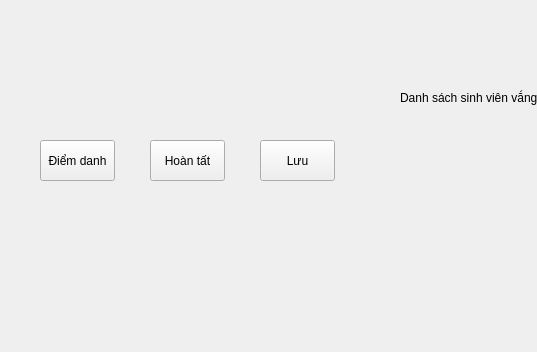
The window that auto-form.ui (Datqhz/face-recoginition-app) describes before a commit, drawn with Qt 5; both pictures show x 0 to 537 and y 270 to 622 of the 959 by 622 pixel window.
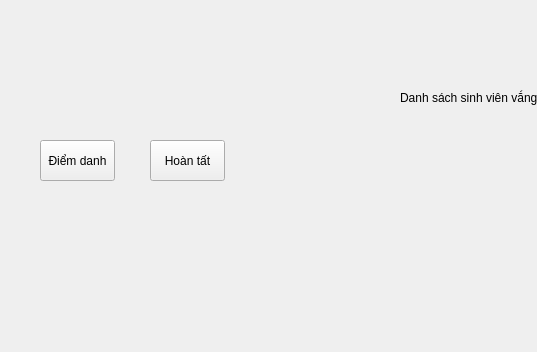
The same window after the commit.

```diff
--- a/auto-form.ui
+++ b/auto-form.ui
@@ -26,19 +26,6 @@
     <string>Danh sách sinh viên có mặt</string>
    </property>
   </widget>
-  <widget class="QPushButton" name="btnSave_2">
-   <property name="geometry">
-    <rect>
-     <x>260</x>
-     <y>410</y>
-     <width>75</width>
-     <height>41</height>
-    </rect>
-   </property>
-   <property name="text">
-    <string>Lưu</string>
-   </property>
-  </widget>
   <widget class="QPushButton" name="btnAttendance_2">
    <property name="geometry">
     <rect>
```
